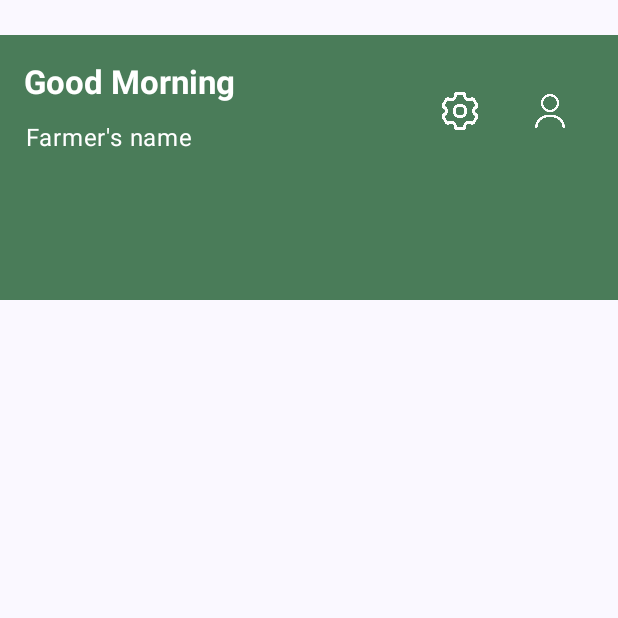
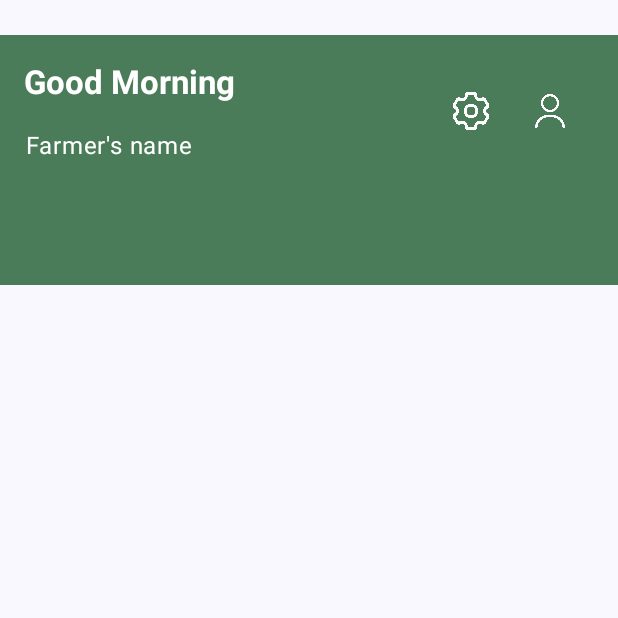
Before and after one commit to Parth4210/SmartCropAdvisorySystem, an Android app built with Jetpack Compose: the screen it shows after launch (MainActivity), on a phone screen of 412 x 824 dp, the top half of it. Run offline under Robolectric (Android 15) with nearby library versions, the phone set to English and light mode, and no system bars.

Commit message:
Basic UI changes

```diff
--- a/app/src/main/java/com/samadhanl/smartcropadivsorysystem/MainActivity.kt
+++ b/app/src/main/java/com/samadhanl/smartcropadivsorysystem/MainActivity.kt
@@ -45,11 +45,11 @@ class MainActivity : ComponentActivity() {
                     if (curr_time > 4 && curr_time < 12) {
                         return "Good Morning"
                     } else if (curr_time > 12 && curr_time < 4) {
-                        return "Good Afternoon"
+                        return "Good Afternoon,"
                     } else if (curr_time == 12) {
-                        return "Good Noon"
+                        return "Good Noon,"
                     } else {
-                        return "Good Evening"
+                        return "Good Evening,"
                     }
                 }
                 greet = greetings()
@@ -59,7 +59,7 @@ class MainActivity : ComponentActivity() {
                         TopAppBar(
                             modifier = Modifier
                                 .fillMaxWidth()
-                                .height(200.dp)
+                                .height(190.dp)
                                 .padding(top = 23.dp),
                             title = { Text(text = greet , fontWeight = FontWeight.Bold) },
                             colors = TopAppBarDefaults.topAppBarColors(
@@ -68,12 +68,12 @@ class MainActivity : ComponentActivity() {
                             ),
                         )
                             Text(text = name1.value,
-                                modifier = Modifier.padding(top = 80.dp, start = 17.dp),
+                                modifier = Modifier.padding(top = 85.dp, start = 17.dp),
                                 color = Color.White
                             )
                         Button(
                             onClick = {},
-                            modifier = Modifier.padding(start = 270.dp, top = 50.dp)
+                            modifier = Modifier.padding(start = 277.dp, top = 50.dp)
                                 .background(color = Color.Transparent),
                             colors = ButtonDefaults.buttonColors(
                                 containerColor = Color.Transparent
@@ -112,7 +112,7 @@ class MainActivity : ComponentActivity() {
                         modifier = Modifier
                             .fillMaxSize()
                             .padding(innerPadding)
-                            .padding(20.dp),
+                            .padding(200.dp),
                         verticalArrangement = Arrangement.Top,
                         horizontalAlignment = Alignment.CenterHorizontally
                     ) {
```
